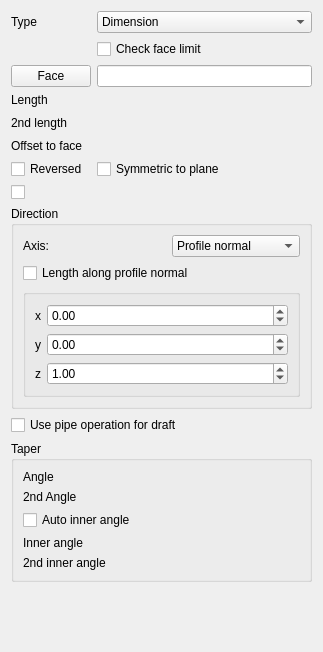
Qt form src/Mod/PartDesign/Gui/TaskPadPocketParameters.ui (realthunder/FreeCAD) before a commit.
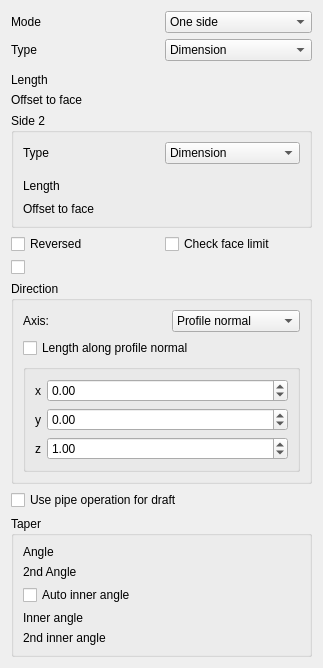
The same form after that commit. Custom widgets are drawn as their Qt base class.

Commit message: PD: Pad/Pocket panel: the side mode, the second side, up to faces or shapes

Patch:
```diff
--- a/src/Mod/PartDesign/Gui/TaskPadPocketParameters.ui
+++ b/src/Mod/PartDesign/Gui/TaskPadPocketParameters.ui
@@ -16,43 +16,55 @@
   <layout class="QVBoxLayout" name="verticalLayout_2">
    <item>
     <layout class="QGridLayout" name="gridLayout">
-     <item row="2" column="0">
-      <widget class="QPushButton" name="buttonFace">
-       <property name="text">
-        <string>Face</string>
-       </property>
-       <property name="checkable">
-        <bool>true</bool>
-       </property>
-      </widget>
-     </item>
-     <item row="4" column="0">
-      <widget class="QLabel" name="labelLength2">
-       <property name="text">
-        <string>2nd length</string>
-       </property>
-      </widget>
-     </item>
      <item row="0" column="0">
+      <widget class="QLabel" name="labelSideType">
+       <property name="text">
+        <string>Mode</string>
+       </property>
+      </widget>
+     </item>
+     <item row="0" column="1">
+      <widget class="QComboBox" name="sideTypeCB">
+       <property name="toolTip">
+        <string>Extrude to one side of the profile, to each side by its own type,
+or symmetrically to both</string>
+       </property>
+       <item>
+        <property name="text">
+         <string>One side</string>
+        </property>
+       </item>
+       <item>
+        <property name="text">
+         <string>Two sides</string>
+        </property>
+       </item>
+       <item>
+        <property name="text">
+         <string>Symmetric</string>
+        </property>
+       </item>
+      </widget>
+     </item>
+     <item row="1" column="0">
       <widget class="QLabel" name="textLabel1">
        <property name="text">
         <string>Type</string>
        </property>
       </widget>
      </item>
-     <item row="6" column="1">
-      <widget class="QCheckBox" name="checkBoxMidplane">
-       <property name="enabled">
-        <bool>true</bool>
-       </property>
-       <property name="toolTip">
-        <string>Applies length symmetrically to sketch plane</string>
-       </property>
-       <property name="text">
-        <string>Symmetric to plane</string>
-       </property>
+     <item row="1" column="1">
+      <widget class="QComboBox" name="changeMode">
+       <item>
+        <property name="text">
+         <string>Dimension</string>
+        </property>
+       </item>
       </widget>
      </item>
+     <item row="2" column="0" colspan="2">
+      <widget class="QWidget" name="upToShapeHolder"/>
+     </item>
      <item row="3" column="0">
       <widget class="QLabel" name="labelLength">
        <property name="text">
@@ -60,58 +72,6 @@
        </property>
       </widget>
      </item>
-     <item row="6" column="0">
-      <widget class="QCheckBox" name="checkBoxReversed">
-       <property name="toolTip">
-        <string>Reverses pad direction</string>
-       </property>
-       <property name="text">
-        <string>Reversed</string>
-       </property>
-      </widget>
-     </item>
-     <item row="0" column="1">
-      <widget class="QComboBox" name="changeMode">
-       <item>
-        <property name="text">
-         <string>Dimension</string>
-        </property>
-       </item>
-      </widget>
-     </item>
-     <item row="1" column="1">
-      <widget class="QCheckBox" name="checkFaceLimits">
-       <property name="text">
-        <string>Check face limit</string>
-       </property>
-      </widget>
-     </item>
-     <item row="4" column="1">
-      <widget class="Gui::PrefQuantitySpinBox" name="lengthEdit2" native="true">
-       <property name="minimumSize">
-        <size>
-         <width>0</width>
-         <height>20</height>
-        </size>
-       </property>
-       <property name="keyboardTracking" stdset="0">
-        <bool>false</bool>
-       </property>
-      </widget>
-     </item>
-     <item row="2" column="1">
-      <widget class="QLineEdit" name="lineFaceName"/>
-     </item>
-     <item row="5" column="1">
-      <widget class="Gui::PrefQuantitySpinBox" name="offsetEdit" native="true">
-       <property name="toolTip">
-        <string>Offset from face in which pad will end</string>
-       </property>
-       <property name="keyboardTracking" stdset="0">
-        <bool>false</bool>
-       </property>
-      </widget>
-     </item>
      <item row="3" column="1">
       <widget class="Gui::PrefQuantitySpinBox" name="lengthEdit" native="true">
        <property name="keyboardTracking" stdset="0">
@@ -122,13 +82,102 @@
        </property>
       </widget>
      </item>
-     <item row="5" column="0">
+     <item row="4" column="0">
       <widget class="QLabel" name="labelOffset">
        <property name="text">
         <string>Offset to face</string>
        </property>
       </widget>
      </item>
+     <item row="4" column="1">
+      <widget class="Gui::PrefQuantitySpinBox" name="offsetEdit" native="true">
+       <property name="toolTip">
+        <string>Offset from face in which pad will end</string>
+       </property>
+       <property name="keyboardTracking" stdset="0">
+        <bool>false</bool>
+       </property>
+      </widget>
+     </item>
+     <item row="5" column="0" colspan="2">
+      <widget class="QGroupBox" name="groupBoxSide2">
+       <property name="title">
+        <string>Side 2</string>
+       </property>
+       <layout class="QGridLayout" name="gridLayoutSide2">
+        <item row="0" column="0">
+         <widget class="QLabel" name="labelType2">
+          <property name="text">
+           <string>Type</string>
+          </property>
+         </widget>
+        </item>
+        <item row="0" column="1">
+         <widget class="QComboBox" name="changeMode2">
+          <item>
+           <property name="text">
+            <string>Dimension</string>
+           </property>
+          </item>
+         </widget>
+        </item>
+        <item row="1" column="0" colspan="2">
+         <widget class="QWidget" name="upToShapeHolder2"/>
+        </item>
+        <item row="2" column="0">
+         <widget class="QLabel" name="labelLength2">
+          <property name="text">
+           <string>Length</string>
+          </property>
+         </widget>
+        </item>
+        <item row="2" column="1">
+         <widget class="Gui::PrefQuantitySpinBox" name="lengthEdit2" native="true">
+          <property name="minimumSize">
+           <size>
+            <width>0</width>
+            <height>20</height>
+           </size>
+          </property>
+          <property name="keyboardTracking" stdset="0">
+           <bool>false</bool>
+          </property>
+         </widget>
+        </item>
+        <item row="3" column="0">
+         <widget class="QLabel" name="labelOffset2">
+          <property name="text">
+           <string>Offset to face</string>
+          </property>
+         </widget>
+        </item>
+        <item row="3" column="1">
+         <widget class="Gui::PrefQuantitySpinBox" name="offsetEdit2" native="true">
+          <property name="keyboardTracking" stdset="0">
+           <bool>false</bool>
+          </property>
+         </widget>
+        </item>
+       </layout>
+      </widget>
+     </item>
+     <item row="6" column="0">
+      <widget class="QCheckBox" name="checkBoxReversed">
+       <property name="toolTip">
+        <string>Reverses pad direction</string>
+       </property>
+       <property name="text">
+        <string>Reversed</string>
+       </property>
+      </widget>
+     </item>
+     <item row="6" column="1">
+      <widget class="QCheckBox" name="checkFaceLimits">
+       <property name="text">
+        <string>Check face limit</string>
+       </property>
+      </widget>
+     </item>
      <item row="7" column="0">
       <widget class="QCheckBox" name="checkBoxLinearize"/>
      </item>
```
The commit also changes 8 other files.
